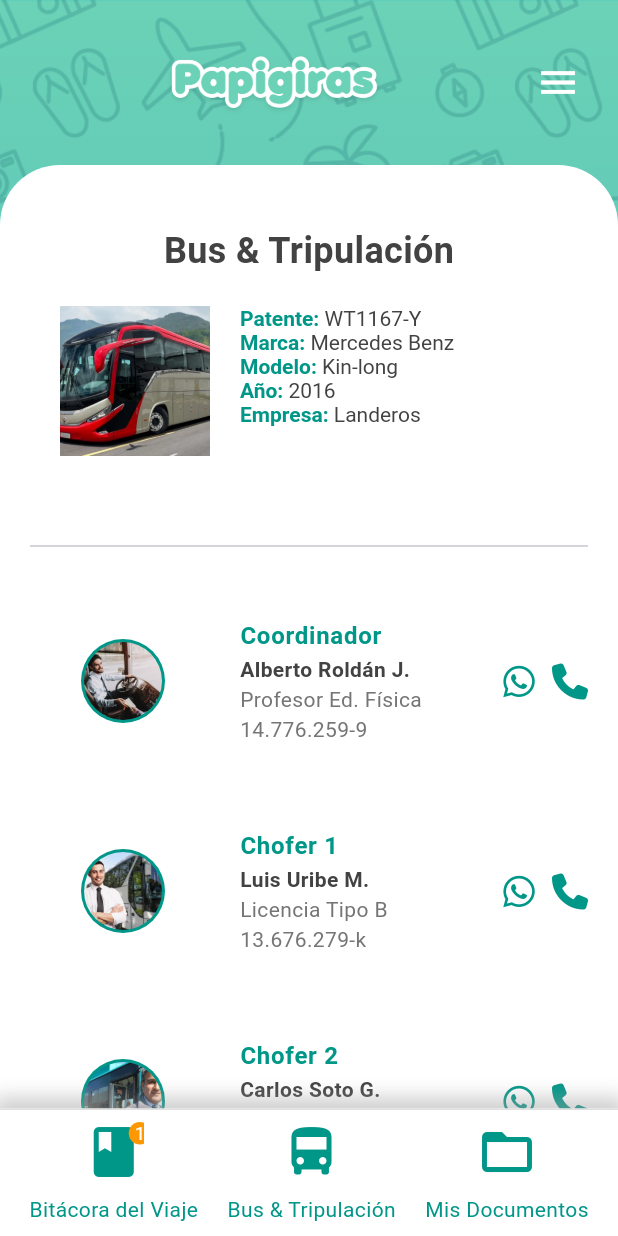
After one commit to esgonzalPapigiras/papigiras-app, a Flutter app: the BusCrewScreen screen opened by its route, on a phone screen of 412 x 824 dp. The commit adds this screen. Run offline on Flutter 3.47's test engine with Material 3 defaults, Android fonts, the phone set to English and light mode, and no system bars; our stand-ins replace font_awesome_flutter, rxdart.

Commit message:
add logical tripulationbus

```diff
--- a/lib/main.dart
+++ b/lib/main.dart
@@ -3,6 +3,7 @@ import 'package:papigiras_app/pages/attorney/fatherMedicalFile.dart';
 import 'package:papigiras_app/pages/attorney/fatherWelcome.dart';
 import 'package:papigiras_app/pages/index.dart';
 import 'package:papigiras_app/pages/login.dart';
+import 'package:papigiras_app/pages/tripulationbus.dart';
 import 'package:papigiras_app/pages/welcome.dart';
 import 'package:papigiras_app/provider/provider.dart';
 
@@ -24,6 +25,7 @@ class MyApp extends StatelessWidget {
           'dashboardTour': (BuildContext context) => TravelDashboard(),
           'welcomeFather': (BuildContext context) => WelcomeFatherScreen(),
           'medicalRecords': (BuildContext context) => MedicalRecordScreen(),
+          'busCrewScreen': (BuildContext context) => BusCrewScreen()
         }));
   }
 }
--- a/lib/pages/attorney/fatherMedicalFile.dart
+++ b/lib/pages/attorney/fatherMedicalFile.dart
@@ -1,5 +1,6 @@
 import 'package:flutter/material.dart';
 import 'package:font_awesome_flutter/font_awesome_flutter.dart';
+import 'package:papigiras_app/pages/tripulationbus.dart';
 
 class MedicalRecordScreen extends StatefulWidget {
   @override
@@ -228,7 +229,11 @@ class _MedicalRecordScreenState extends State<MedicalRecordScreen> {
                         Center(
                           child: ElevatedButton(
                             onPressed: () {
-                              // Acción para guardar la ficha médica
+                              Navigator.push(
+                                context,
+                                MaterialPageRoute(
+                                    builder: (context) => BusCrewScreen()),
+                              );
                             },
                             child: Text('Guardar Ficha Médica'),
                             style: ElevatedButton.styleFrom(
@@ -251,18 +256,36 @@ class _MedicalRecordScreenState extends State<MedicalRecordScreen> {
                   ),
                 ),
               ),
-              // Barra de navegación inferior
+              // Barra de navegación inferior con sombreado
               Container(
+                decoration: BoxDecoration(
+                  color: Colors.white,
+                  boxShadow: [
+                    BoxShadow(
+                      color: Colors.grey.withOpacity(0.5),
+                      spreadRadius: 5,
+                      blurRadius: 10,
+                      offset: Offset(0, -3), // Sombra hacia arriba
+                    ),
+                  ],
+                ),
+                child: Column(
+                  children: [
+                    Divider(height: 1, color: Colors.grey[300]),
+                    Padding(
                       padding: EdgeInsets.symmetric(vertical: 8.0),
-                color: Colors.white,
                       child: Row(
                         mainAxisAlignment: MainAxisAlignment.spaceEvenly,
                         children: [
-                    buildBottomButton(Icons.book, 'Bitácora del Viaje', '1'),
+                          buildBottomButton(
+                              Icons.book, 'Bitácora del Viaje', '1'),
                           buildBottomButton(
                               Icons.directions_bus, 'Bus & Tripulación', null),
                           buildBottomButton(
                               Icons.folder_open, 'Mis Documentos', null),
+                        ],
+                      ),
+                    ),
                   ],
                 ),
               ),
--- /dev/null
+++ b/lib/pages/tripulationbus.dart
@@ -0,0 +1,450 @@
+import 'package:flutter/material.dart';
+import 'package:font_awesome_flutter/font_awesome_flutter.dart';
+
+class BusCrewScreen extends StatefulWidget {
+  @override
+  _BusCrewScreenState createState() => _BusCrewScreenState();
+}
+
+class _BusCrewScreenState extends State<BusCrewScreen> {
+  final GlobalKey<ScaffoldState> _scaffoldKey = GlobalKey<ScaffoldState>();
+
+  @override
+  Widget build(BuildContext context) {
+    return Scaffold(
+        key: _scaffoldKey,
+        backgroundColor: Color(0xFF3AC5C9),
+        endDrawer: Drawer(
+          child: ListView(
+            padding: EdgeInsets.zero,
+            children: <Widget>[
+              // Encabezado personalizado
+              Container(
+                color: Colors.white,
+                padding: EdgeInsets.symmetric(vertical: 20, horizontal: 16),
+                child: Row(
+                  children: [
+                    Container(
+                      padding: EdgeInsets.all(4), // Ancho del borde
+                      decoration: BoxDecoration(
+                        color: Colors.teal, // Color del borde
+                        shape: BoxShape.circle,
+                      ),
+                      child: CircleAvatar(
+                        radius: 35, // Tamaño de la imagen
+                        backgroundImage: AssetImage('assets/profile.jpg'),
+                      ),
+                    ),
+                    SizedBox(width: 16), // Espacio entre la imagen y el texto
+                    Column(
+                      crossAxisAlignment: CrossAxisAlignment.start,
+                      children: [
+                        Text(
+                          'Arancibia Carlos',
+                          style: TextStyle(
+                            fontSize: 18,
+                            color: Colors.black,
+                            fontWeight: FontWeight.bold,
+                          ),
+                        ),
+                        Text(
+                          '20.457.748-k',
+                          style: TextStyle(
+                            fontSize: 14,
+                            color: Colors.black,
+                          ),
+                        ),
+                      ],
+                    ),
+                  ],
+                ),
+              ),
+              ListTile(
+                leading: Icon(Icons.phone, color: Colors.teal),
+                title: Text(
+                  'Contactar Agencia',
+                  style: TextStyle(color: Colors.grey[800]),
+                ),
+                onTap: () {
+                  // Acción para contactar agencia
+                },
+                trailing: Row(
+                  mainAxisSize: MainAxisSize.min,
+                  children: [
+                    Icon(Icons.phone, color: Colors.teal),
+                    SizedBox(width: 10),
+                    Icon(FontAwesomeIcons.whatsapp, color: Colors.teal),
+                  ],
+                ),
+              ),
+              ListTile(
+                leading: Icon(Icons.report_problem, color: Colors.teal),
+                title: Text(
+                  'Reportar un Problema',
+                  style: TextStyle(color: Colors.grey[800]),
+                ),
+                onTap: () {
+                  // Acción para reportar un problema
+                },
+              ),
+              ListTile(
+                leading: Icon(Icons.logout, color: Colors.teal),
+                title: Text(
+                  'Cerrar Sesión',
+                  style: TextStyle(color: Colors.grey[800]),
+                ),
+                onTap: () {
+                  // Acción para cerrar sesión
+                },
+              ),
+            ],
+          ),
+        ),
+        body: Container(
+            decoration: BoxDecoration(
+              image: DecorationImage(
+                image: AssetImage('assets/background.png'),
+                fit: BoxFit.cover,
+              ),
+            ),
+            child: Column(children: [
+              Padding(
+                padding: const EdgeInsets.symmetric(
+                    vertical: 30.0, horizontal: 16.0),
+                child: Row(
+                  children: [
+                    Spacer(),
+                    Image.asset(
+                      'assets/logo-letras-papigiras.png', // Logo de la app
+                      height: 50,
+                    ),
+                    Spacer(),
+                    Builder(
+                      builder: (context) => IconButton(
+                        icon: Icon(Icons.menu, color: Colors.white, size: 30),
+                        onPressed: () {
+                          _scaffoldKey.currentState
+                              ?.openEndDrawer(); // Abre el Drawer desde la derecha
+                        },
+                      ),
+                    ),
+                  ],
+                ),
+              ),
+              Expanded(
+                  child: SingleChildScrollView(
+                child: Container(
+                  decoration: BoxDecoration(
+                    color: Colors.white,
+                    borderRadius: BorderRadius.only(
+                      topLeft: Radius.circular(40),
+                      topRight: Radius.circular(40),
+                    ),
+                  ),
+                  padding: EdgeInsets.all(20),
+                  child: Column(
+                    crossAxisAlignment: CrossAxisAlignment.start,
+                    children: [
+                      // Título de sección
+                      Container(
+                        padding: EdgeInsets.all(20),
+                        decoration: BoxDecoration(
+                          color: Colors.white,
+                          borderRadius: BorderRadius.circular(20),
+                        ),
+                        child: Column(
+                          crossAxisAlignment: CrossAxisAlignment
+                              .center, // Centra el contenido horizontalmente
+                          children: [
+                            Text(
+                              'Bus & Tripulación',
+                              style: TextStyle(
+                                fontSize: 24,
+                                fontWeight: FontWeight.bold,
+                                color: Colors.grey[800],
+                              ),
+                            ),
+                            SizedBox(height: 20),
+                            Row(
+                              mainAxisAlignment: MainAxisAlignment
+                                  .center, // Centra la imagen y el texto
+                              crossAxisAlignment: CrossAxisAlignment.start,
+                              children: [
+                                Image.asset(
+                                  'assets/bus.jpg', // Imagen del bus
+                                  width: 100,
+                                  height: 100,
+                                  fit: BoxFit.cover,
+                                ),
+                                SizedBox(width: 20),
+                                Expanded(
+                                  child: Column(
+                                    crossAxisAlignment:
+                                        CrossAxisAlignment.start,
+                                    children: [
+                                      RichText(
+                                        text: TextSpan(
+                                          children: [
+                                            TextSpan(
+                                              text: 'Patente: ',
+                                              style: TextStyle(
+                                                  color: Colors.teal,
+                                                  fontWeight: FontWeight.bold),
+                                            ),
+                                            TextSpan(
+                                              text: 'WT1167-Y',
+                                              style: TextStyle(
+                                                  color: Colors.grey[800]),
+                                            ),
+                                          ],
+                                        ),
+                                      ),
+                                      RichText(
+                                        text: TextSpan(
+                                          children: [
+                                            TextSpan(
+                                              text: 'Marca: ',
+                                              style: TextStyle(
+                                                  color: Colors.teal,
+                                                  fontWeight: FontWeight.bold),
+                                            ),
+                                            TextSpan(
+                                              text: 'Mercedes Benz',
+                                              style: TextStyle(
+                                                  color: Colors.grey[800]),
+                                            ),
+                                          ],
+                                        ),
+                                      ),
+                                      RichText(
+                                        text: TextSpan(
+                                          children: [
+                                            TextSpan(
+                                              text: 'Modelo: ',
+                                              style: TextStyle(
+                                                  color: Colors.teal,
+                                                  fontWeight: FontWeight.bold),
+                                            ),
+                                            TextSpan(
+                                              text: 'Kin-long',
+                                              style: TextStyle(
+                                                  color: Colors.grey[800]),
+                                            ),
+                                          ],
+                                        ),
+                                      ),
+                                      RichText(
+                                        text: TextSpan(
+                                          children: [
+                                            TextSpan(
+                                              text: 'Año: ',
+                                              style: TextStyle(
+                                                  color: Colors.teal,
+                                                  fontWeight: FontWeight.bold),
+                                            ),
+                                            TextSpan(
+                                              text: '2016',
+                                              style: TextStyle(
+                                                  color: Colors.grey[800]),
+                                            ),
+                                          ],
+                                        ),
+                                      ),
+                                      RichText(
+                                        text: TextSpan(
+                                          children: [
+                                            TextSpan(
+                                              text: 'Empresa: ',
+                                              style: TextStyle(
+                                                  color: Colors.teal,
+                                                  fontWeight: FontWeight.bold),
+                                            ),
+                                            TextSpan(
+                                              text: 'Landeros',
+                                              style: TextStyle(
+                                                  color: Colors.grey[800]),
+                                            ),
+                                          ],
+                                        ),
+                                      ),
+                                    ],
+                                  ),
+                                ),
+                              ],
+                            ),
+                            SizedBox(height: 20),
+                          ],
+                        ),
+                      ),
+                      Divider(height: 40, thickness: 1),
+                      // Lista de Tripulación
+                      _buildCrewMember(
+                        role: 'Coordinador',
+                        name: 'Alberto Roldán J.',
+                        position: 'Profesor Ed. Física',
+                        id: '14.776.259-9',
+                        imagePath: 'assets/conductor_one.jpg',
+                      ),
+                      _buildCrewMember(
+                        role: 'Chofer 1',
+                        name: 'Luis Uribe M.',
+                        position: 'Licencia Tipo B',
+                        id: '13.676.279-k',
+                        imagePath: 'assets/conductor_two.jpg',
+                      ),
+                      _buildCrewMember(
+                        role: 'Chofer 2',
+                        name: 'Carlos Soto G.',
+                        position: 'Licencia Tipo B',
+                        id: '12.987.775-8',
+                        imagePath: 'assets/conductor_three.png',
+                      ),
+                    ],
+                  ),
+                ),
+              )),
+              Container(
+                decoration: BoxDecoration(
+                  color: Colors.white,
+                  boxShadow: [
+                    BoxShadow(
+                      color: Colors.grey.withOpacity(0.5),
+                      spreadRadius: 5,
+                      blurRadius: 10,
+                      offset: Offset(0, -3), // Sombra hacia arriba
+                    ),
+                  ],
+                ),
+                child: Column(
+                  children: [
+                    Divider(height: 1, color: Colors.grey[300]),
+                    Padding(
+                      padding: EdgeInsets.symmetric(vertical: 8.0),
+                      child: Row(
+                        mainAxisAlignment: MainAxisAlignment.spaceEvenly,
+                        children: [
+                          buildBottomButton(
+                              Icons.book, 'Bitácora del Viaje', '1'),
+                          buildBottomButton(
+                              Icons.directions_bus, 'Bus & Tripulación', null),
+                          buildBottomButton(
+                              Icons.folder_open, 'Mis Documentos', null),
+                        ],
+                      ),
+                    ),
+                  ],
+                ),
+              ),
+            ])));
+  }
+
+  Widget _buildCrewMember({
+    required String role,
+    required String name,
+    required String position,
+    required String id,
+    required String imagePath,
+  }) {
+    return ListTile(
+      contentPadding: EdgeInsets.symmetric(vertical: 20.0),
+      leading: Container(
+        padding: EdgeInsets.all(2), // Ancho del borde
+        decoration: BoxDecoration(
+          color: Colors.teal, // Color del borde
+          shape: BoxShape.circle,
+        ),
+        child: Container(
+          width: 120, // Ancho del contenedor para la imagen
+          height: 120, // Alto del contenedor para la imagen
+          decoration: BoxDecoration(
+            shape: BoxShape.circle,
+            image: DecorationImage(
+              image: AssetImage(imagePath),
+              fit: BoxFit
+                  .fitHeight, // Ajusta la imagen para que ocupe todo el círculo
+              alignment: Alignment.center, // Centra la imagen
+            ),
+          ),
+        ),
+      ),
+      title: Text(
+        role,
+        style: TextStyle(
+          fontWeight: FontWeight.bold,
+          color: Colors.teal,
+        ),
+      ),
+      subtitle: Column(
+        crossAxisAlignment: CrossAxisAlignment.start,
+        children: [
+          Text(name,
+              style: TextStyle(
+                  color: Colors.grey[800], fontWeight: FontWeight.bold)),
+          Text(position, style: TextStyle(color: Colors.grey[600])),
+          Text(id, style: TextStyle(color: Colors.grey[600])),
+        ],
+      ),
+      trailing: Row(
+        mainAxisSize: MainAxisSize.min,
+        children: [
+          Icon(FontAwesomeIcons.whatsapp, color: Colors.teal, size: 24),
+          SizedBox(width: 10), // Espacio entre los íconos
+          Icon(FontAwesomeIcons.phone, color: Colors.teal, size: 24),
+        ],
+      ),
+      onTap: () {
+        // Acción para contactar por WhatsApp
+      },
+    );
+  }
+
+  Widget buildBottomButton(IconData icon, String label, String? badge) {
+    return GestureDetector(
+      onTap: () {
+        print('$label presionado');
+      },
+      child: Column(
+        mainAxisSize: MainAxisSize.min,
+        children: [
+          Stack(
+            alignment: Alignment.topRight,
+            children: [
+              Icon(
+                icon,
+                size: 40,
+                color: Colors.teal,
+              ),
+              if (badge != null)
+                Positioned(
+                  top: -5,
+                  right: -5,
+                  child: Container(
+                    padding: EdgeInsets.all(4),
+                    decoration: BoxDecoration(
+                      color: Colors.orange,
+                      shape: BoxShape.circle,
+                    ),
+                    child: Text(
+                      badge,
+                      style: TextStyle(
+                        color: Colors.white,
+                        fontSize: 12,
+                      ),
+                    ),
+                  ),
+                ),
+            ],
+          ),
+          SizedBox(height: 8),
+          Text(
+            label,
+            style: TextStyle(
+              color: Colors.teal,
+              fontSize: 14,
+            ),
+          ),
+        ],
+      ),
+    );
+  }
+}
--- a/pubspec.yaml
+++ b/pubspec.yaml
@@ -59,6 +59,10 @@ flutter:
     - assets/logo-letras-papigiras.png
     - assets/logo-papigiras.png
     - assets/profile.jpg
+    - assets/bus.jpg
+    - assets/conductor_one.jpg
+    - assets/conductor_two.jpg
+    - assets/conductor_three.png
 
   # The following line ensures that the Material Icons font is
   # included with your application, so that you can use the icons in
```
Also changed, not shown: assets/bus.jpg (added), assets/conductor_one.jpg (added), assets/conductor_three.png (added), assets/conductor_two.jpg (added), lib/pages/binnacle.dart (added), lib/pages/documents.dart (added). Lines whose indentation alone changed are shown as unchanged.
